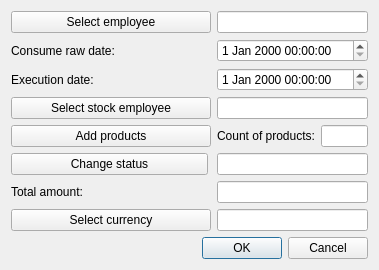
Above: OrmasAdmin/OrmasAdmin/CreateConRDlg.ui from Dalerjon/TheOrmasProejct before the change. Below: the same form after it.
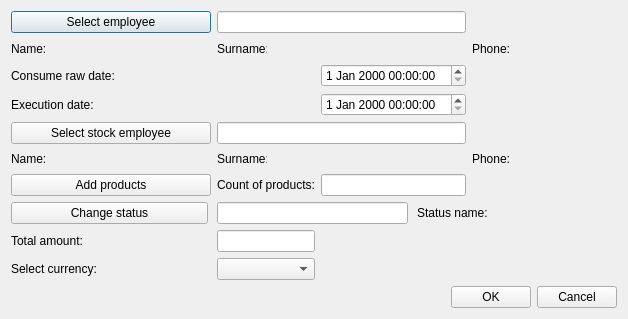
That is the form after the change.

The edit to the form file:
```diff
--- a/OrmasAdmin/OrmasAdmin/CreateConRDlg.ui
+++ b/OrmasAdmin/OrmasAdmin/CreateConRDlg.ui
@@ -6,8 +6,8 @@
    <rect>
     <x>0</x>
     <y>0</y>
-    <width>379</width>
-    <height>270</height>
+    <width>628</width>
+    <height>319</height>
    </rect>
   </property>
   <property name="windowTitle">
@@ -32,130 +32,267 @@
    <property name="bottomMargin">
     <number>11</number>
    </property>
-   <item row="7" column="1" colspan="2">
-    <widget class="QLineEdit" name="currencyEdit">
+   <item row="1" column="1">
+    <widget class="QLabel" name="empNamePh">
+     <property name="minimumSize">
+      <size>
+       <width>100</width>
+       <height>0</height>
+      </size>
+     </property>
+     <property name="font">
+      <font>
+       <family>Times New Roman</family>
+       <pointsize>12</pointsize>
+       <weight>75</weight>
+       <italic>true</italic>
+       <bold>true</bold>
+      </font>
+     </property>
+     <property name="text">
+      <string/>
+     </property>
+    </widget>
+   </item>
+   <item row="5" column="3">
+    <widget class="QLabel" name="empStockSurnamePh">
+     <property name="minimumSize">
+      <size>
+       <width>100</width>
+       <height>0</height>
+      </size>
+     </property>
+     <property name="font">
+      <font>
+       <family>Times New Roman</family>
+       <pointsize>12</pointsize>
+       <weight>75</weight>
+       <italic>true</italic>
+       <bold>true</bold>
+      </font>
+     </property>
+     <property name="text">
+      <string/>
+     </property>
+    </widget>
+   </item>
+   <item row="5" column="4">
+    <widget class="QLabel" name="empStockPhoneLb">
+     <property name="text">
+      <string>Phone:</string>
+     </property>
+    </widget>
+   </item>
+   <item row="5" column="5">
+    <widget class="QLabel" name="empStockPhonePh">
+     <property name="minimumSize">
+      <size>
+       <width>100</width>
+       <height>0</height>
+      </size>
+     </property>
+     <property name="font">
+      <font>
+       <family>Times New Roman</family>
+       <pointsize>12</pointsize>
+       <weight>75</weight>
+       <italic>true</italic>
+       <bold>true</bold>
+      </font>
+     </property>
+     <property name="text">
+      <string/>
+     </property>
+    </widget>
+   </item>
+   <item row="8" column="2">
+    <widget class="QLineEdit" name="sumEdit">
      <property name="readOnly">
       <bool>true</bool>
      </property>
     </widget>
    </item>
-   <item row="6" column="0">
-    <widget class="QLabel" name="sumLb">
-     <property name="text">
-      <string>Total amount:</string>
-     </property>
-    </widget>
-   </item>
    <item row="1" column="0">
-    <widget class="QLabel" name="dateLb">
-     <property name="text">
-      <string>Consume raw date:</string>
+    <widget class="QLabel" name="empNameLb">
+     <property name="minimumSize">
+      <size>
+       <width>50</width>
+       <height>0</height>
+      </size>
      </property>
-    </widget>
-   </item>
-   <item row="3" column="1" colspan="2">
-    <widget class="QLineEdit" name="stockEmployeeEdit">
-     <property name="toolTip">
-      <string>&lt;html&gt;&lt;head/&gt;&lt;body&gt;&lt;p&gt;Enter employee ID&lt;/p&gt;&lt;/body&gt;&lt;/html&gt;</string>
-     </property>
-     <property name="readOnly">
-      <bool>true</bool>
-     </property>
-    </widget>
-   </item>
-   <item row="8" column="0" colspan="3">
-    <layout class="QHBoxLayout" name="horizontalLayout">
-     <item>
-      <spacer name="horizontalSpacer">
-       <property name="orientation">
-        <enum>Qt::Horizontal</enum>
-       </property>
-       <property name="sizeHint" stdset="0">
+     <property name="maximumSize">
         <size>
-         <width>40</width>
-         <height>20</height>
-        </size>
-       </property>
-      </spacer>
-     </item>
-     <item>
-      <widget class="QPushButton" name="okBtn">
+       <width>50</width>
+       <height>16777215</height>
+      </size>
+     </property>
        <property name="text">
-        <string>OK</string>
+      <string>Name:</string>
        </property>
       </widget>
      </item>
-     <item>
-      <widget class="QPushButton" name="cancelBtn">
-       <property name="text">
-        <string>Cancel</string>
-       </property>
-      </widget>
-     </item>
-    </layout>
-   </item>
-   <item row="0" column="1" colspan="2">
-    <widget class="QLineEdit" name="employeeEdit">
-     <property name="toolTip">
-      <string>&lt;html&gt;&lt;head/&gt;&lt;body&gt;&lt;p&gt;Enter client ID&lt;/p&gt;&lt;/body&gt;&lt;/html&gt;</string>
-     </property>
+   <item row="9" column="2">
+    <widget class="QComboBox" name="currencyCmb"/>
+   </item>
+   <item row="6" column="3">
+    <widget class="QLineEdit" name="prodCountEdit">
      <property name="readOnly">
       <bool>true</bool>
      </property>
     </widget>
    </item>
-   <item row="1" column="1" colspan="2">
-    <widget class="QDateTimeEdit" name="dateEdit"/>
-   </item>
-   <item row="4" column="1">
+   <item row="6" column="2">
     <widget class="QLabel" name="prodCountLb">
      <property name="text">
       <string>Count of products:</string>
      </property>
     </widget>
    </item>
-   <item row="7" column="0">
-    <widget class="QPushButton" name="currencyBtn">
+   <item row="9" column="0">
+    <widget class="QLabel" name="currencyLb">
      <property name="text">
-      <string>Select currency</string>
+      <string>Select currency:</string>
      </property>
     </widget>
    </item>
-   <item row="0" column="0">
-    <widget class="QPushButton" name="employeeBtn">
+   <item row="8" column="0">
+    <widget class="QLabel" name="sumLb">
+     <property name="text">
+      <string>Total amount:</string>
+     </property>
+    </widget>
+   </item>
+   <item row="5" column="1">
+    <widget class="QLabel" name="empStockNamePh">
      <property name="minimumSize">
       <size>
-       <width>200</width>
+       <width>100</width>
        <height>0</height>
       </size>
      </property>
+     <property name="font">
+      <font>
+       <family>Times New Roman</family>
+       <pointsize>12</pointsize>
+       <weight>75</weight>
+       <italic>true</italic>
+       <bold>true</bold>
+      </font>
+     </property>
      <property name="text">
-      <string>Select employee</string>
+      <string/>
      </property>
     </widget>
    </item>
-   <item row="4" column="0">
-    <widget class="QPushButton" name="addProdBtn">
+   <item row="5" column="2">
+    <widget class="QLabel" name="empStockSurnameLb">
+     <property name="minimumSize">
+      <size>
+       <width>50</width>
+       <height>0</height>
+      </size>
+     </property>
+     <property name="maximumSize">
+      <size>
+       <width>50</width>
+       <height>16777215</height>
+      </size>
+     </property>
      <property name="text">
-      <string>Add products</string>
+      <string>Surname:</string>
      </property>
     </widget>
    </item>
-   <item row="4" column="2">
-    <widget class="QLineEdit" name="prodCountEdit">
-     <property name="readOnly">
-      <bool>true</bool>
+   <item row="5" column="0">
+    <widget class="QLabel" name="empStockNameLb">
+     <property name="minimumSize">
+      <size>
+       <width>50</width>
+       <height>0</height>
+      </size>
      </property>
+     <property name="maximumSize">
+      <size>
+       <width>50</width>
+       <height>16777215</height>
+      </size>
+     </property>
+     <property name="text">
+      <string>Name:</string>
+     </property>
     </widget>
    </item>
-   <item row="6" column="1" colspan="2">
-    <widget class="QLineEdit" name="sumEdit">
-     <property name="readOnly">
-      <bool>true</bool>
+   <item row="1" column="3">
+    <widget class="QLabel" name="empSurnamePh">
+     <property name="minimumSize">
+      <size>
+       <width>100</width>
+       <height>0</height>
+      </size>
      </property>
+     <property name="font">
+      <font>
+       <family>Times New Roman</family>
+       <pointsize>12</pointsize>
+       <weight>75</weight>
+       <italic>true</italic>
+       <bold>true</bold>
+      </font>
+     </property>
+     <property name="text">
+      <string/>
+     </property>
     </widget>
    </item>
-   <item row="2" column="0" colspan="3">
+   <item row="1" column="4">
+    <widget class="QLabel" name="empPhoneLb">
+     <property name="text">
+      <string>Phone:</string>
+     </property>
+    </widget>
+   </item>
+   <item row="1" column="2">
+    <widget class="QLabel" name="empSurnameLb">
+     <property name="minimumSize">
+      <size>
+       <width>50</width>
+       <height>0</height>
+      </size>
+     </property>
+     <property name="maximumSize">
+      <size>
+       <width>50</width>
+       <height>16777215</height>
+      </size>
+     </property>
+     <property name="text">
+      <string>Surname:</string>
+     </property>
+    </widget>
+   </item>
+   <item row="1" column="5">
+    <widget class="QLabel" name="empPhonePh">
+     <property name="minimumSize">
+      <size>
+       <width>100</width>
+       <height>0</height>
+      </size>
+     </property>
+     <property name="font">
+      <font>
+       <family>Times New Roman</family>
+       <pointsize>12</pointsize>
+       <weight>75</weight>
+       <italic>true</italic>
+       <bold>true</bold>
+      </font>
+     </property>
+     <property name="text">
+      <string/>
+     </property>
+    </widget>
+   </item>
+   <item row="3" column="0" colspan="4">
     <widget class="QWidget" name="execDateWidget" native="true">
      <layout class="QHBoxLayout" name="horizontalLayout_2">
       <property name="spacing">
@@ -193,19 +330,69 @@
        </widget>
       </item>
       <item>
-       <widget class="QDateTimeEdit" name="execDateEdit"/>
+       <spacer name="horizontalSpacer_2">
+        <property name="orientation">
+         <enum>Qt::Horizontal</enum>
+        </property>
+        <property name="sizeHint" stdset="0">
+         <size>
+          <width>40</width>
+          <height>20</height>
+         </size>
+        </property>
+       </spacer>
+      </item>
+      <item>
+       <widget class="QDateTimeEdit" name="execDateEdit">
+        <property name="minimumSize">
+         <size>
+          <width>127</width>
+          <height>0</height>
+         </size>
+        </property>
+       </widget>
       </item>
      </layout>
     </widget>
    </item>
-   <item row="3" column="0">
+   <item row="2" column="3">
+    <widget class="QDateTimeEdit" name="dateEdit"/>
+   </item>
+   <item row="0" column="0" colspan="2">
+    <widget class="QPushButton" name="employeeBtn">
+     <property name="minimumSize">
+      <size>
+       <width>200</width>
+       <height>0</height>
+      </size>
+     </property>
+     <property name="text">
+      <string>Select employee</string>
+     </property>
+    </widget>
+   </item>
+   <item row="2" column="0" colspan="2">
+    <widget class="QLabel" name="dateLb">
+     <property name="text">
+      <string>Consume raw date:</string>
+     </property>
+    </widget>
+   </item>
+   <item row="4" column="0" colspan="2">
     <widget class="QPushButton" name="stockEmployeeBtn">
      <property name="text">
       <string>Select stock employee</string>
      </property>
     </widget>
    </item>
-   <item row="5" column="0" colspan="3">
+   <item row="6" column="0" colspan="2">
+    <widget class="QPushButton" name="addProdBtn">
+     <property name="text">
+      <string>Add products</string>
+     </property>
+    </widget>
+   </item>
+   <item row="7" column="0" colspan="6">
     <widget class="QWidget" name="statusWidget" native="true">
      <layout class="QHBoxLayout" name="horizontalLayout_3">
       <property name="spacing">
@@ -249,9 +436,89 @@
         </property>
        </widget>
       </item>
+      <item>
+       <widget class="QLabel" name="statusLb">
+        <property name="text">
+         <string>Status name:</string>
+        </property>
+       </widget>
+      </item>
+      <item>
+       <widget class="QLabel" name="statusPh">
+        <property name="minimumSize">
+         <size>
+          <width>120</width>
+          <height>0</height>
+         </size>
+        </property>
+        <property name="font">
+         <font>
+          <family>Times New Roman</family>
+          <pointsize>12</pointsize>
+          <weight>75</weight>
+          <italic>true</italic>
+          <bold>true</bold>
+         </font>
+        </property>
+        <property name="text">
+         <string/>
+        </property>
+       </widget>
+      </item>
      </layout>
     </widget>
    </item>
+   <item row="10" column="0" colspan="6">
+    <layout class="QHBoxLayout" name="horizontalLayout">
+     <item>
+      <spacer name="horizontalSpacer">
+       <property name="orientation">
+        <enum>Qt::Horizontal</enum>
+       </property>
+       <property name="sizeHint" stdset="0">
+        <size>
+         <width>40</width>
+         <height>20</height>
+        </size>
+       </property>
+      </spacer>
+     </item>
+     <item>
+      <widget class="QPushButton" name="okBtn">
+       <property name="text">
+        <string>OK</string>
+       </property>
+      </widget>
+     </item>
+     <item>
+      <widget class="QPushButton" name="cancelBtn">
+       <property name="text">
+        <string>Cancel</string>
+       </property>
+      </widget>
+     </item>
+    </layout>
+   </item>
+   <item row="0" column="2" colspan="2">
+    <widget class="QLineEdit" name="employeeEdit">
+     <property name="toolTip">
+      <string>&lt;html&gt;&lt;head/&gt;&lt;body&gt;&lt;p&gt;Enter client ID&lt;/p&gt;&lt;/body&gt;&lt;/html&gt;</string>
+     </property>
+     <property name="readOnly">
+      <bool>true</bool>
+     </property>
+    </widget>
+   </item>
+   <item row="4" column="2" colspan="2">
+    <widget class="QLineEdit" name="stockEmployeeEdit">
+     <property name="toolTip">
+      <string>&lt;html&gt;&lt;head/&gt;&lt;body&gt;&lt;p&gt;Enter employee ID&lt;/p&gt;&lt;/body&gt;&lt;/html&gt;</string>
+     </property>
+     <property name="readOnly">
+      <bool>true</bool>
+     </property>
+    </widget>
+   </item>
   </layout>
  </widget>
  <tabstops>
```
Left out of the diff: 6 changed lines with no effect on the pictures. Lines whose indentation alone changed are shown as unchanged.
